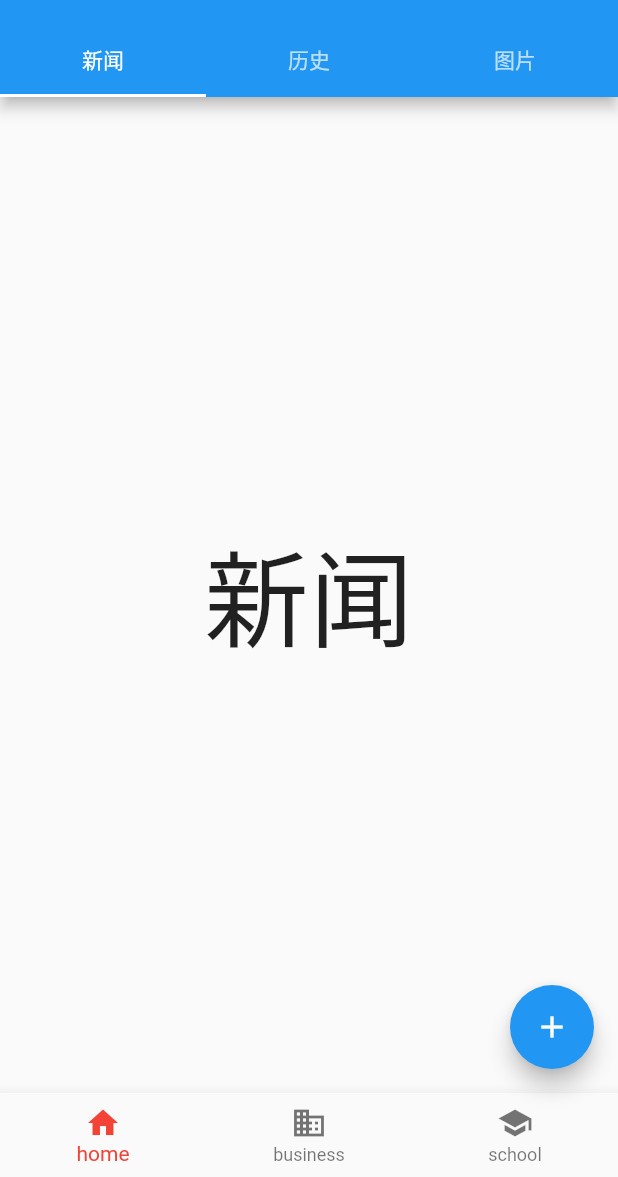
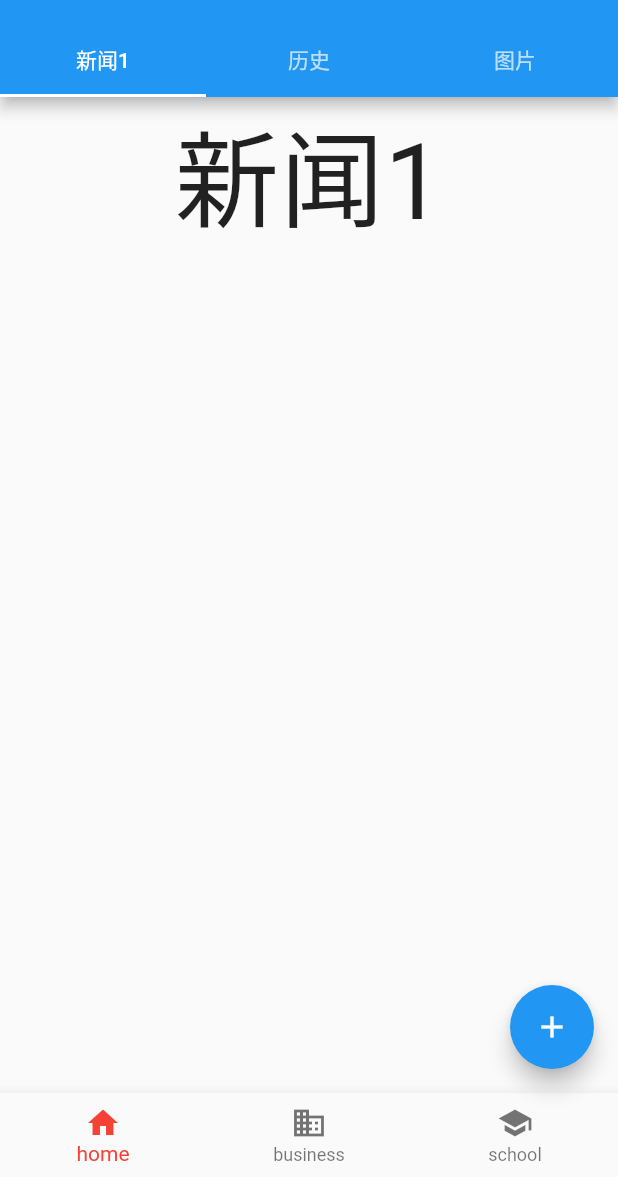
Before and after one commit to 80666881/flutter, a Flutter app: the ScaffoldRoute screen opened directly, on a phone screen of 412 x 824 dp, the part 59-1236 px from its top. Run offline on Flutter 3.47's test engine with Material 2 defaults, Android fonts, the phone set to English and light mode, and no system bars; our stand-ins replace dio, flutter_spinkit, pull_to_refresh; network calls fail; statements that could not run were skipped.

```diff
--- a/lib/pages/ScaffoldRoute.dart
+++ b/lib/pages/ScaffoldRoute.dart
@@ -1,4 +1,5 @@
 import 'package:flutter/material.dart';
+import 'package:dio/dio.dart';
 
 class ScaffoldRoute extends StatefulWidget {
   @override
@@ -9,7 +10,7 @@ class _ScaffoldRouteState extends State<ScaffoldRoute>
     with SingleTickerProviderStateMixin {
   int _seletedCurIdx = 0;
   TabController _tabController; //需要定义一个// Controller
-  List tabs = ["新闻", "历史", "图片"];
+  List tabs = ["新闻1", "历史", "图片"];
 
   @override
   void initState() {
@@ -20,6 +21,32 @@ class _ScaffoldRouteState extends State<ScaffoldRoute>
       print('index,${_tabController.index}');
       _onItemTapped(_tabController.index);
     });
+
+    Future<Response> getData() async {
+      String url = "http://v.juhe.cn/toutiao/index";
+      String key = "4c52313fc9247e5b4176aed5ddd56ad7";
+      String type = "keji";
+
+      print("开始请求数据");
+      Response response =
+      await Dio().get(url, queryParameters: {"type": type, "key": key});
+
+      print("请求完成");
+
+      return response;
+    }
+
+    getData().then((result) {
+      print("接口返回的数据是:${result}");
+    }).whenComplete((){
+      print("异步任务处理完成");
+    }).catchError((){
+      print("出现异常了");
+    });
+
+    print("我是在请求数据后面的代码呦！");
+
+
   }
 
   @override
@@ -79,7 +106,11 @@ class _ScaffoldRouteState extends State<ScaffoldRoute>
           //创建3个Tab页
           return Container(
             alignment: Alignment.center,
-            child: Text(e, textScaleFactor: 5),
+            child: Column(
+              children: <Widget>[
+                Text(e, textScaleFactor: 5),
+              ],
+            )
           );
         }).toList(),
       ),
--- a/lib/routes/index.dart
+++ b/lib/routes/index.dart
@@ -1,10 +1,12 @@
 
 
 //定义路由表
+import 'package:flutter/material.dart';
 import 'package:hello_world/pages/ScaffoldRoute.dart';
 import 'package:hello_world/pages/counterA.dart';
 import 'package:hello_world/pages/counterB.dart';
 import 'package:hello_world/pages/homePage.dart';
+import 'package:hello_world/pages/TabBar.dart';
 
 final routes = {
   '/': (context, {arguments}) => HomePage(),
@@ -13,4 +15,5 @@ final routes = {
   //带参数路由
   '/counterB':(context, {arguments}) => CounterB(arguments: arguments),
   '/scaffold':(context, {arguments}) => ScaffoldRoute(),
+  '/tabBar':(context, {arguments}) => TabBar1()
 };
--- a/pubspec.yaml
+++ b/pubspec.yaml
@@ -29,6 +29,9 @@ dependencies:
   # Use with the CupertinoIcons class for iOS style icons.
   cupertino_icons: ^0.1.3
   english_words: ^3.1.0
+  dio: ^2.1.4
+  pull_to_refresh: ^1.6.0
+  flutter_spinkit: "^4.1.2"
 
 dev_dependencies:
   flutter_test:
```
Also changed, not shown: lib/main.dart (+14 -1 lines), lib/pages/TabBar.dart (added, +76 -0 lines), pubspec.lock.
